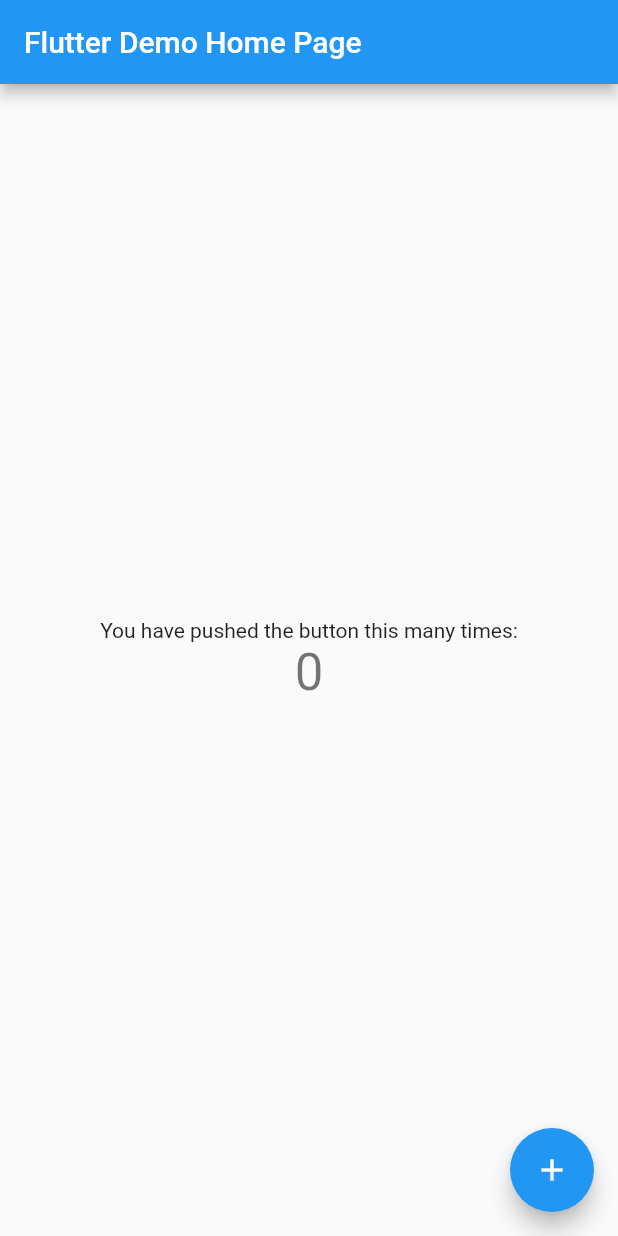
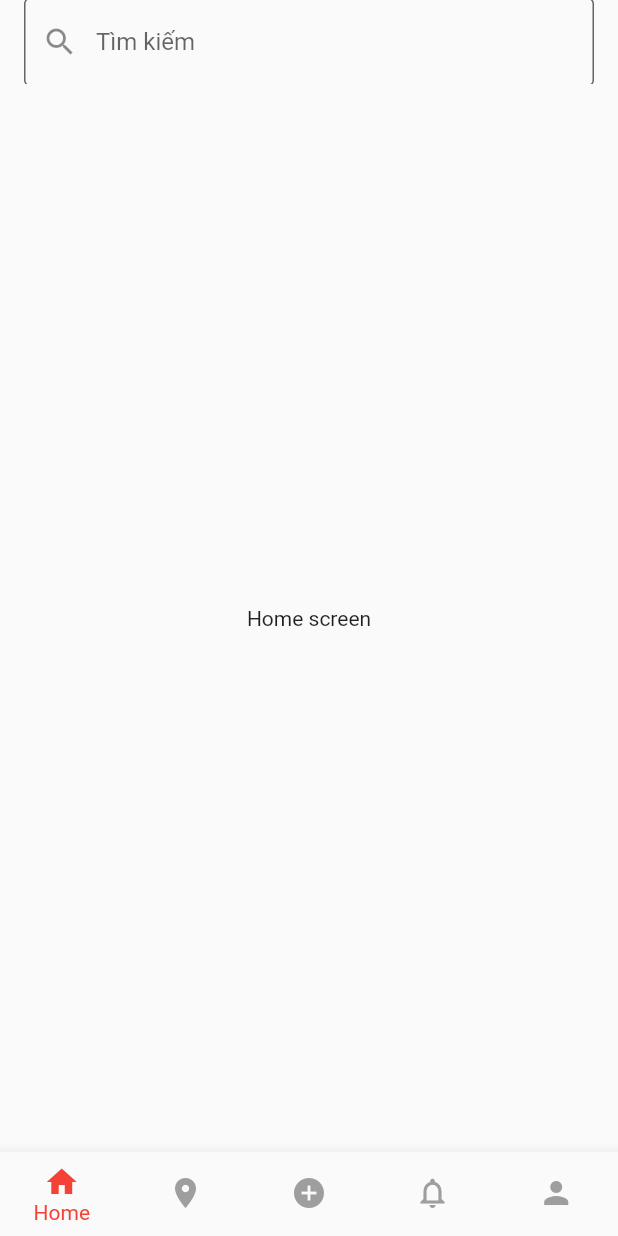
Before and after one commit to ngxhuyhoang/review-app-mobile, a Flutter app: the screen it shows after launch, on a phone screen of 412 x 824 dp. Run offline on Flutter 3.47's test engine with Material 2 defaults, Android fonts, the phone set to English and light mode, and no system bars.

Commit message:
feat: tabbar

```diff
--- a/lib/main.dart
+++ b/lib/main.dart
@@ -1,66 +1,17 @@
 import 'package:flutter/material.dart';
+import 'package:review_app_mobile/navigators/tab_bar_navigator.dart';
 
-void main() {
-  runApp(MyApp());
-}
+void main() => runApp(App());
 
-class MyApp extends StatelessWidget {
+class App extends StatelessWidget {
   // This widget is the root of your application.
   @override
   Widget build(BuildContext context) {
     return MaterialApp(
-      title: 'Flutter Demo',
-      theme: ThemeData(
-        primarySwatch: Colors.blue,
-        visualDensity: VisualDensity.adaptivePlatformDensity,
-      ),
-      home: MyHomePage(title: 'Flutter Demo Home Page'),
-    );
-  }
-}
-
-class MyHomePage extends StatefulWidget {
-  MyHomePage({Key key, this.title}) : super(key: key);
-
-  final String title;
-
-  @override
-  _MyHomePageState createState() => _MyHomePageState();
-}
-
-class _MyHomePageState extends State<MyHomePage> {
-  int _counter = 0;
-
-  void _incrementCounter() {
-    setState(() {
-      _counter++;
-    });
-  }
-
-  @override
-  Widget build(BuildContext context) {
-    return Scaffold(
-      appBar: AppBar(
-        title: Text(widget.title),
-      ),
-      body: Center(
-        child: Column(
-          mainAxisAlignment: MainAxisAlignment.center,
-          children: <Widget>[
-            Text(
-              'You have pushed the button this many times:',
-            ),
-            Text(
-              '$_counter',
-              style: Theme.of(context).textTheme.headline4,
-            ),
-          ],
-        ),
-      ),
-      floatingActionButton: FloatingActionButton(
-        onPressed: _incrementCounter,
-        tooltip: 'Increment',
-        child: Icon(Icons.add),
+      debugShowCheckedModeBanner: false,
+      home: Scaffold(
+        resizeToAvoidBottomInset: false,
+        body: TabBarNavigator(),
       ),
     );
   }
--- /dev/null
+++ b/lib/navigators/tab_bar_navigator.dart
@@ -0,0 +1,47 @@
+import 'package:flutter/material.dart';
+import 'package:review_app_mobile/screens/account.dart';
+import 'package:review_app_mobile/screens/home.dart';
+import 'package:review_app_mobile/screens/location.dart';
+import 'package:review_app_mobile/screens/new_post.dart';
+import 'package:review_app_mobile/screens/notification.dart';
+
+class TabBarNavigator extends StatefulWidget {
+  @override
+  _TabBarNavigator createState() => _TabBarNavigator();
+}
+
+class _TabBarNavigator extends State<TabBarNavigator> {
+  int _currentIndex = 0;
+
+  @override
+  Widget build(BuildContext context) {
+    List<Widget> screens = [
+      Home(),
+      Location(),
+      Account(),
+      NewPost(),
+      Notifications()
+    ];
+
+    return Scaffold(
+      body: screens[_currentIndex],
+      bottomNavigationBar: BottomNavigationBar(
+        type: BottomNavigationBarType.fixed,
+        selectedItemColor: Colors.red,
+        unselectedItemColor: Colors.grey,
+        currentIndex: _currentIndex,
+        showUnselectedLabels: false,
+        onTap: (int index) => setState(() => _currentIndex = index),
+        items: [
+          BottomNavigationBarItem(icon: Icon(Icons.home), label: "Home"),
+          BottomNavigationBarItem(
+              icon: Icon(Icons.location_on), label: "Location"),
+          BottomNavigationBarItem(icon: Icon(Icons.add_circle), label: "Add"),
+          BottomNavigationBarItem(
+              icon: Icon(Icons.notifications_none), label: "Notification"),
+          BottomNavigationBarItem(icon: Icon(Icons.person), label: "Account")
+        ],
+      ),
+    );
+  }
+}
--- /dev/null
+++ b/lib/screens/home.dart
@@ -0,0 +1,33 @@
+import 'package:flutter/material.dart';
+
+class Home extends StatelessWidget {
+  @override
+  Widget build(BuildContext context) {
+    return GestureDetector(
+      onTap: () {
+        FocusScopeNode currentFocus = FocusScope.of(context);
+        if (!currentFocus.hasPrimaryFocus) {
+          currentFocus.unfocus();
+        }
+      },
+      child: Scaffold(
+        appBar: AppBar(
+          backgroundColor: Colors.transparent,
+          elevation: 0,
+          title: TextField(
+            decoration: InputDecoration(
+                labelText: "Tìm kiếm",
+                border: OutlineInputBorder(),
+                filled: true,
+                fillColor: Colors.transparent,
+                prefixIcon: Icon(Icons.search)),
+          ),
+          centerTitle: true,
+        ),
+        body: Center(
+          child: Text("Home screen"),
+        ),
+      ),
+    );
+  }
+}
```
Also changed, not shown: lib/screens/account.dart (added, +12 -0 lines), lib/screens/location.dart (added, +12 -0 lines), lib/screens/new_post.dart (added, +12 -0 lines), lib/screens/notification.dart (added, +12 -0 lines).
